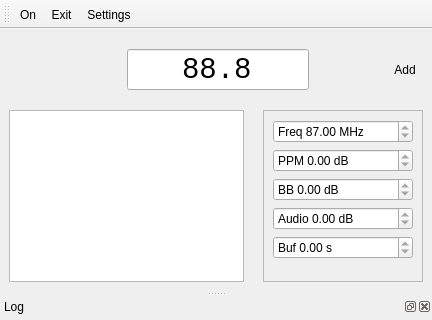
Qt form src/MainWindow.ui (huseyinkozan/softfm-gui) before a commit; both pictures show x 0 to 432 and y 0 to 320 of the 432 by 575 pixel window.
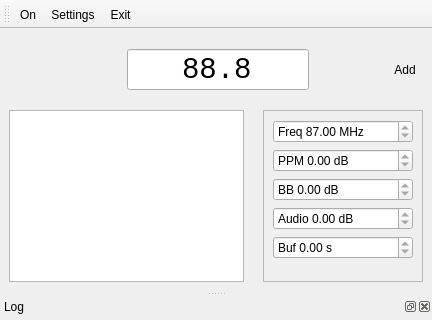
The same form after that commit. Icons and pictures are not drawn.

Patch:
```diff
--- a/src/MainWindow.ui
+++ b/src/MainWindow.ui
@@ -381,8 +381,8 @@
     <bool>false</bool>
    </attribute>
    <addaction name="actionOn"/>
-   <addaction name="actionExit"/>
    <addaction name="actionSettings"/>
+   <addaction name="actionExit"/>
   </widget>
   <action name="actionSettings">
    <property name="icon">
```
Left out of the diff: 3 changed lines with no effect on the pictures.
